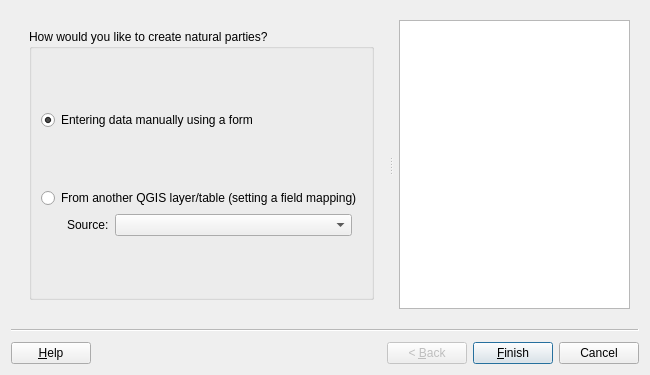
The window that asistente_ladm_col/ui/wiz_create_natural_party_prc.ui (SwissTierrasColombia/Asistente-LADM-COL) describes before a commit, drawn with Qt 5.
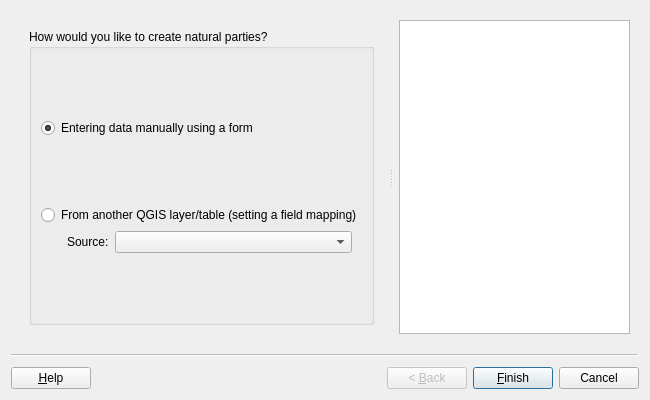
The same window after the commit. Custom widgets are drawn as their Qt base class.

The edit to the form file:
```diff
--- a/asistente_ladm_col/ui/wiz_create_natural_party_prc.ui
+++ b/asistente_ladm_col/ui/wiz_create_natural_party_prc.ui
@@ -7,7 +7,7 @@
     <x>0</x>
     <y>0</y>
     <width>650</width>
-    <height>375</height>
+    <height>400</height>
    </rect>
   </property>
   <property name="windowTitle">
```
Left out of the diff: 6 changed lines with no effect on the pictures.
